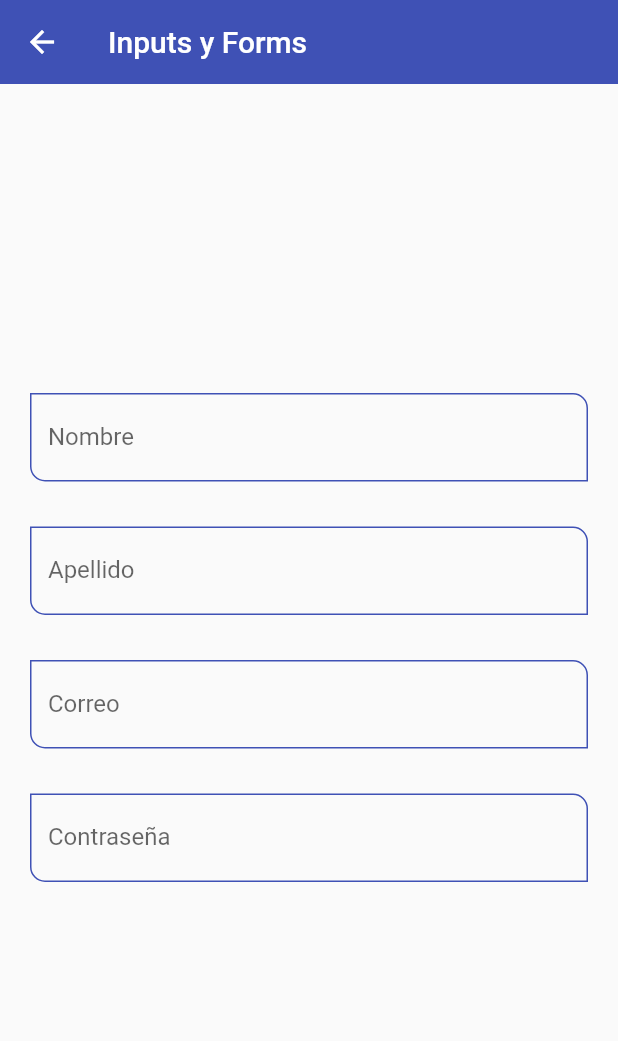
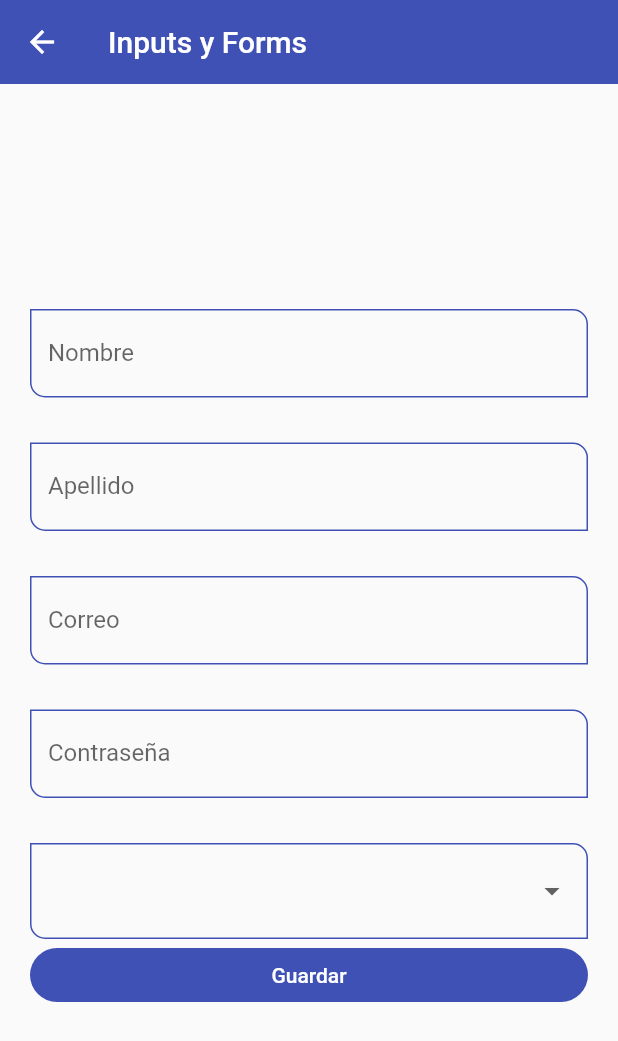
Before and after one commit to AngelJara7/fl_components, a Flutter app: the InputsScreen screen opened by its route, on a phone screen of 412 x 824 dp. Shown: the top 1041 px of the screen. Run offline on Flutter 3.47's test engine with Material 2 defaults, Android fonts, the phone set to English and light mode, and no system bars.

Commit message:
manejo de formulario y captura de datos en inputs

```diff
--- a/lib/screens/inputs_screen.dart
+++ b/lib/screens/inputs_screen.dart
@@ -7,6 +7,17 @@ class InputsScreen extends StatelessWidget {
 
   @override
   Widget build(BuildContext context) {
+
+    final GlobalKey<FormState> myFormState = GlobalKey<FormState>();
+
+    final Map<String, String> formValues = {
+      "first_name": "",
+      "last_name": "",
+      "email": "",
+      "password": "",
+      "role": "Admin",
+    };
+
     return Scaffold(
       appBar: AppBar(
         title: const Text("Inputs y Forms"),
@@ -15,23 +26,53 @@ class InputsScreen extends StatelessWidget {
         child: SingleChildScrollView(
           child: Padding(
             padding: const EdgeInsets.symmetric(horizontal: 20, vertical: 10),
+            child: Form(
+              key: myFormState,
               child: Column(
-            children: const [
-              CustomInputField(labelText: "Nombre", hintText: "Nombre del usuario",),
-              SizedBox(height: 30,),
+                children: [
+                  CustomInputField(labelText: "Nombre", hintText: "Nombre del usuario",  formProperty: 'first_name', formValues: formValues,),
+                  const SizedBox(height: 30,),
 
-              CustomInputField(labelText: "Apellido", hintText: "Apellido del usuario",),
-              SizedBox(height: 30,),
+                  CustomInputField(labelText: "Apellido", hintText: "Apellido del usuario", formProperty: 'last_name', formValues: formValues,),
+                  const SizedBox(height: 30,),
 
-              CustomInputField(labelText: "Correo", hintText: "Correo del usuario", keyboardType: TextInputType.emailAddress,),
-              SizedBox(height: 30,),
+                  CustomInputField(labelText: "Correo", hintText: "Correo del usuario", keyboardType: TextInputType.emailAddress, formProperty: 'email', formValues: formValues,),
+                  const SizedBox(height: 30,),
 
-              CustomInputField(labelText: "Contraseña", hintText: "Contraseña del usuario", obscureText: true,),
-              SizedBox(height: 30,),
+                  CustomInputField(labelText: "Contraseña", hintText: "Contraseña del usuario", obscureText: true, formProperty: 'password', formValues: formValues,),
+                  const SizedBox(height: 30,),
+
+                  DropdownButtonFormField<String>(
+                    items: const [
+                      DropdownMenuItem(value: "Admin", child: Text("Admin"),),
+                      DropdownMenuItem(value: "Superuser", child: Text("Superuser"),),
+                      DropdownMenuItem(value: "Develper", child: Text("Develper"),),
+                      DropdownMenuItem(value: "Jr. Developer", child: Text("Jr. Developer"),),
+                    ],
+                    onChanged: (value) {
+                      print(value);
+                      formValues["role"] = value ?? "Admin";
+                    },
+                  ),
+
+                  ElevatedButton(
+                    child: const SizedBox(
+                      width: double.infinity,
+                      child: Center(
+                        child: Text("Guardar"),
+                      ),
+                    ),
+                    onPressed: () {
+                      FocusScope.of(context).requestFocus(FocusNode());
+                      print(formValues);
+                    },
+                  ),
                 ],
               ),
             ),
-      )),
+          ),
+        )
+      ),
     );
   }
 }
--- a/lib/widgets/custom_input_field.dart
+++ b/lib/widgets/custom_input_field.dart
@@ -9,6 +9,9 @@ class CustomInputField extends StatelessWidget {
   final TextInputType? keyboardType;
   final bool obscureText;
 
+  final String formProperty;
+  final Map<String, String> formValues;
+
   const CustomInputField({
     Key? key,
     this.hintText,
@@ -18,6 +21,8 @@ class CustomInputField extends StatelessWidget {
     this.suffixIcon,
     this.keyboardType,
     this.obscureText = false,
+    required this.formProperty,
+    required this.formValues
   }) : super(key: key);
 
   @override
@@ -28,7 +33,7 @@ class CustomInputField extends StatelessWidget {
       textCapitalization: TextCapitalization.words,
       keyboardType: keyboardType,
       obscureText: obscureText,
-      onChanged: (value) {},
+      onChanged: (value) => formValues[formProperty] = value,
       validator: (value) {
         if (value == null) return "Este campo es requerido";
         return value.length < 3 ? "Mìnimo de letras" : null;
```
Lines whose indentation alone changed are shown as unchanged.
